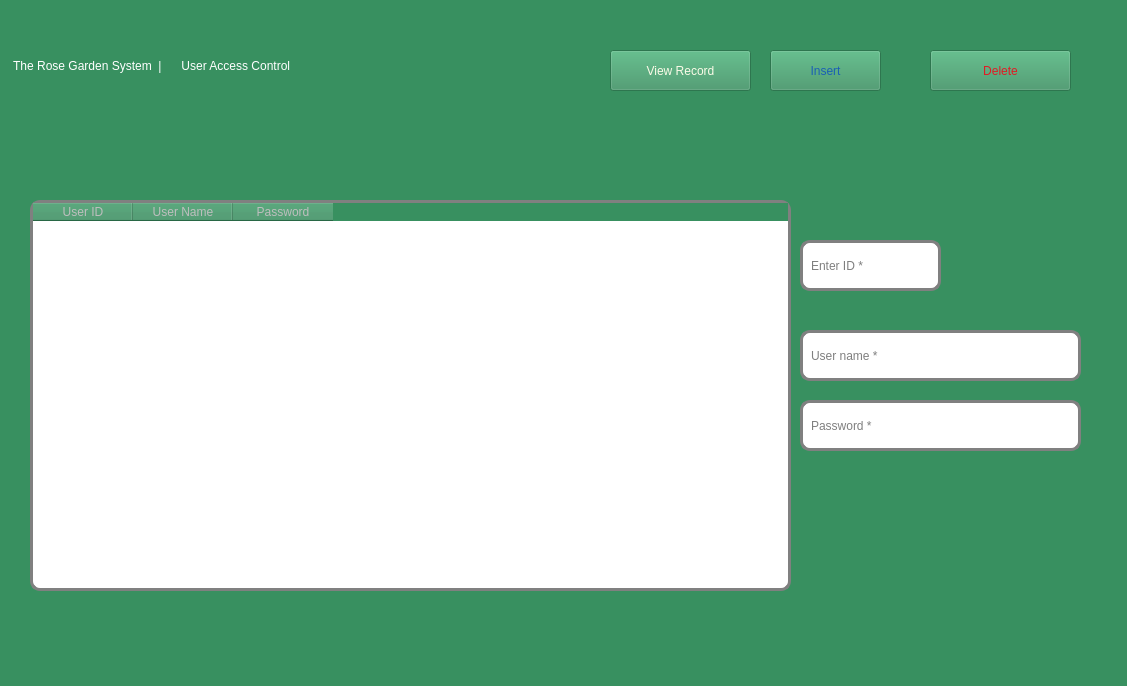
Rabsoninnora/RoseGardenPlantCareSystem, file addsystemadmin.ui: the form before one commit.
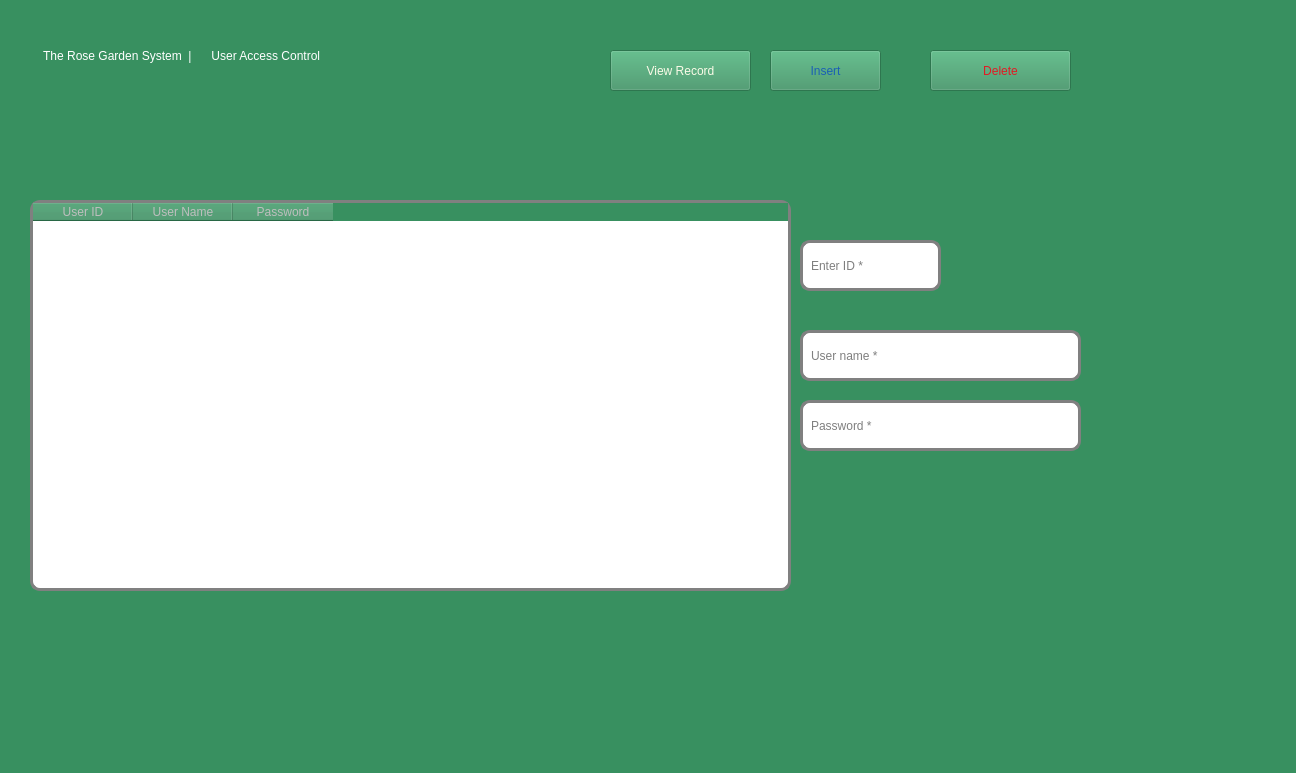
The form after the commit. Icons and pictures are not drawn.

Diff of the .ui file:
```diff
--- a/addsystemadmin.ui
+++ b/addsystemadmin.ui
@@ -9,8 +9,8 @@
    <rect>
     <x>0</x>
     <y>0</y>
-    <width>1127</width>
-    <height>686</height>
+    <width>1296</width>
+    <height>773</height>
    </rect>
   </property>
   <property name="maximumSize">
@@ -30,8 +30,8 @@
   <widget class="QLabel" name="label">
    <property name="geometry">
     <rect>
-     <x>10</x>
-     <y>40</y>
+     <x>40</x>
+     <y>30</y>
      <width>571</width>
      <height>51</height>
     </rect>
```
